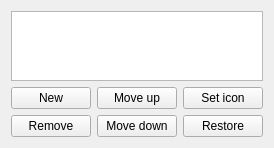
This is src/plugins/websearch/configwidget.ui in albertlauncher/albert as Qt 5 draws it before an edit. The edited form follows.
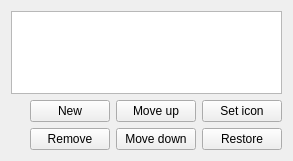
This is the edited form.

Patch:
```diff
--- a/src/plugins/websearch/configwidget.ui
+++ b/src/plugins/websearch/configwidget.ui
@@ -2,6 +2,14 @@
 <ui version="4.0">
  <class>Websearch::ConfigWidget</class>
  <widget class="QWidget" name="Websearch::ConfigWidget">
+  <property name="geometry">
+   <rect>
+    <x>0</x>
+    <y>0</y>
+    <width>293</width>
+    <height>161</height>
+   </rect>
+  </property>
   <layout class="QVBoxLayout" name="verticalLayout">
    <item>
     <widget class="QTableView" name="tableView_searches">
@@ -32,9 +40,6 @@
      <attribute name="horizontalHeaderHighlightSections">
       <bool>false</bool>
      </attribute>
-     <attribute name="horizontalHeaderMinimumSectionSize">
-      <number>16</number>
-     </attribute>
      <attribute name="horizontalHeaderStretchLastSection">
       <bool>true</bool>
      </attribute>
```
